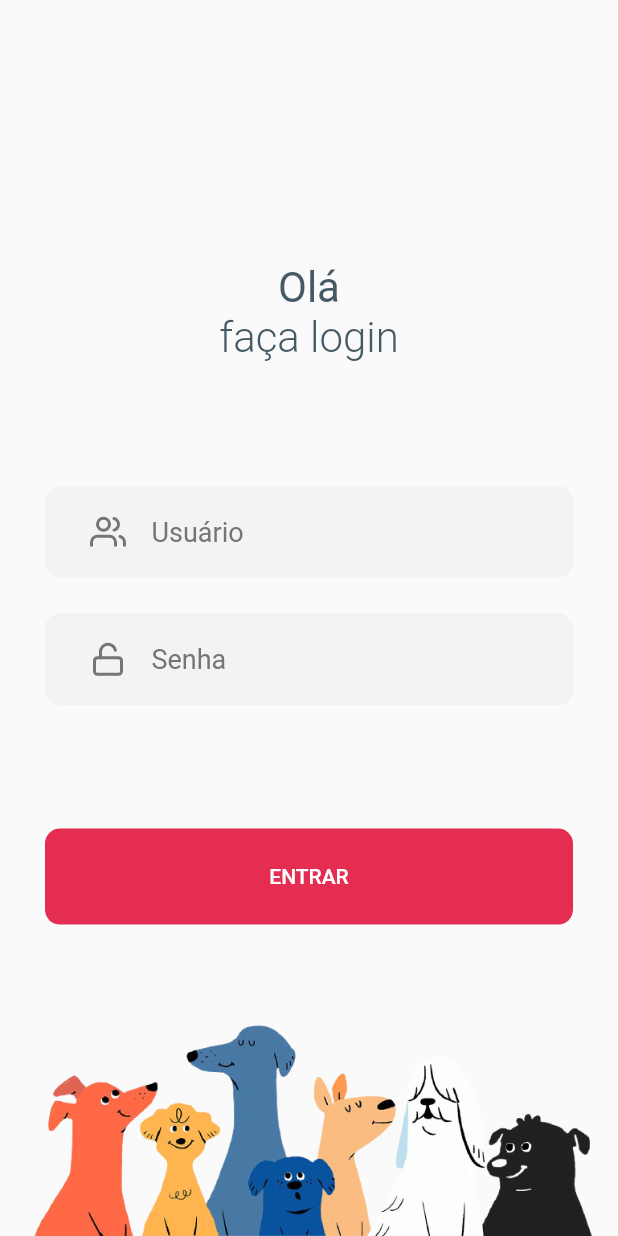
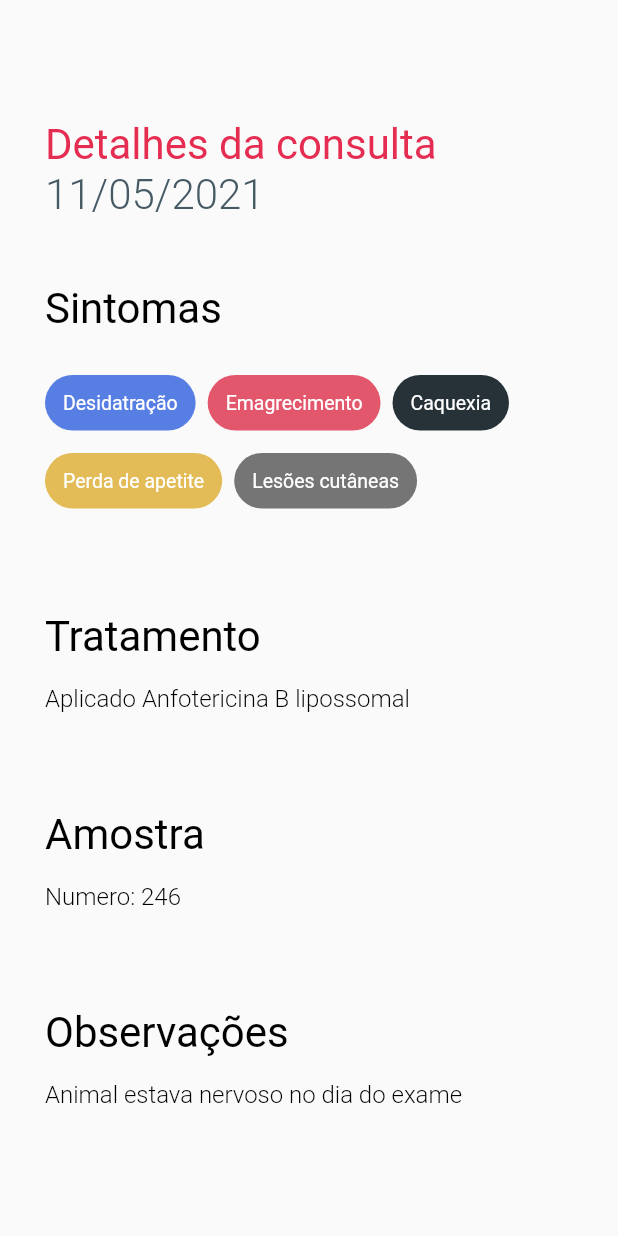
Before and after one commit to pampacare/app.pampacare, a Flutter app: the screen it shows after launch, on a phone screen of 412 x 824 dp. Run offline on Flutter 3.47's test engine with Material 2 defaults, Android fonts, the light colour scheme and no system bars; our stand-ins replace flutter_svg, get_it.

Commit message:
feat: details page

```diff
--- /dev/null
+++ b/lib/app/pages/appointment/appointment_details_page.dart
@@ -0,0 +1,95 @@
+import 'package:flutter/material.dart';
+import 'package:pampacare/app/pages/appointment/components/symptoms_component.dart';
+import 'package:pampacare/app/pages/components/title_subtitle_component.dart';
+import 'package:pampacare/app/shared/enum/symptoms_enum.dart';
+import 'package:pampacare/app/shared/theme/app_colors.dart';
+
+class AppointmentDetailsPage extends StatefulWidget {
+  const AppointmentDetailsPage({Key? key}) : super(key: key);
+
+  @override
+  _AppointmentDetailsPageState createState() => _AppointmentDetailsPageState();
+}
+
+class _AppointmentDetailsPageState extends State<AppointmentDetailsPage> {
+  @override
+  Widget build(BuildContext context) {
+    return Scaffold(
+      body: SingleChildScrollView(
+        padding: EdgeInsets.only(
+          top: 80,
+          left: 30,
+          right: 30,
+        ),
+        child: Column(
+          children: [
+            TitleSubtitleComponent(
+                title: "Detalhes da consulta", subtitle: '11/05/2021'),
+            SizedBox(
+              height: 43,
+            ),
+            Text("Sintomas",
+                style: TextStyle(color: AppColors.black, fontSize: 28)),
+            SizedBox(
+              height: 28,
+            ),
+            Wrap(
+              spacing: 8,
+              runSpacing: 15,
+              children: [
+                SymptomsComponent(symptom: SymptomsEnum.Desidatracao),
+                SymptomsComponent(symptom: SymptomsEnum.Emagrecimento),
+                SymptomsComponent(symptom: SymptomsEnum.Caquexia),
+                SymptomsComponent(symptom: SymptomsEnum.PerdaDeApetite),
+                SymptomsComponent(symptom: SymptomsEnum.LesoesCutaneas),
+              ],
+            ),
+            SizedBox(
+              height: 69,
+            ),
+            Text("Tratamento",
+                style: TextStyle(color: AppColors.black, fontSize: 28)),
+            SizedBox(
+              height: 15,
+            ),
+            Text("Aplicado Anfotericina B lipossomal",
+                style: TextStyle(
+                    color: AppColors.black,
+                    fontWeight: FontWeight.w300,
+                    fontSize: 16)),
+            SizedBox(
+              height: 65,
+            ),
+            Text("Amostra",
+                style: TextStyle(color: AppColors.black, fontSize: 28)),
+            SizedBox(
+              height: 15,
+            ),
+            Text("Numero: 246",
+                style: TextStyle(
+                    color: AppColors.black,
+                    fontWeight: FontWeight.w300,
+                    fontSize: 16)),
+            SizedBox(
+              height: 65,
+            ),
+            Text("Observações",
+                style: TextStyle(color: AppColors.black, fontSize: 28)),
+            SizedBox(
+              height: 15,
+            ),
+            Text("Animal estava nervoso no dia do exame",
+                style: TextStyle(
+                    color: AppColors.black,
+                    fontWeight: FontWeight.w300,
+                    fontSize: 16)),
+            SizedBox(
+              height: 65,
+            ),
+          ],
+          crossAxisAlignment: CrossAxisAlignment.start,
+        ),
+      ),
+    );
+  }
+}
--- /dev/null
+++ b/lib/app/pages/appointment/components/symptoms_component.dart
@@ -0,0 +1,25 @@
+import 'package:flutter/material.dart';
+import 'package:pampacare/app/shared/enum/symptoms_enum.dart';
+
+class SymptomsComponent extends StatelessWidget {
+  final SymptomsEnum symptom;
+  const SymptomsComponent({
+    Key? key,
+    required this.symptom,
+  }) : super(key: key);
+
+  @override
+  Widget build(BuildContext context) {
+    return Container(
+        padding: EdgeInsets.symmetric(horizontal: 12, vertical: 11),
+        decoration: BoxDecoration(
+            borderRadius: BorderRadius.circular(100), color: symptom.color),
+        child: Text(
+          symptom.name,
+          style: TextStyle(
+            color: Colors.white,
+            fontSize: 13,
+          ),
+        ));
+  }
+}
--- /dev/null
+++ b/lib/app/pages/components/title_subtitle_component.dart
@@ -0,0 +1,28 @@
+import 'package:flutter/material.dart';
+
+import 'package:pampacare/app/shared/theme/app_colors.dart';
+
+class TitleSubtitleComponent extends StatelessWidget {
+  final String title;
+  final String subtitle;
+  const TitleSubtitleComponent({
+    Key? key,
+    required this.title,
+    required this.subtitle,
+  }) : super(key: key);
+
+  @override
+  Widget build(BuildContext context) {
+    return Column(
+      crossAxisAlignment: CrossAxisAlignment.start,
+      children: [
+        Text(title, style: TextStyle(color: AppColors.primary, fontSize: 28)),
+        Text(subtitle,
+            style: TextStyle(
+                color: AppColors.text,
+                fontSize: 28,
+                fontWeight: FontWeight.w300)),
+      ],
+    );
+  }
+}
--- a/lib/app/pages/options/options_page.dart
+++ b/lib/app/pages/options/options_page.dart
@@ -1,6 +1,6 @@
 import 'package:flutter/material.dart';
 import 'package:pampacare/app/pages/components/option_button.dart';
-import 'package:pampacare/app/shared/theme/app_colors.dart';
+import 'package:pampacare/app/pages/components/title_subtitle_component.dart';
 import 'package:pampacare/app/shared/theme/app_icons.dart';
 
 class OptionsPage extends StatefulWidget {
@@ -19,18 +19,8 @@ class _OptionsPageState extends State<OptionsPage> {
         child: Column(
           mainAxisAlignment: MainAxisAlignment.spaceEvenly,
           children: [
-            Column(
-              crossAxisAlignment: CrossAxisAlignment.start,
-              children: [
-                Text('Certo, agora',
-                    style: TextStyle(color: AppColors.primary, fontSize: 28)),
-                Text('selecione uma opção.',
-                    style: TextStyle(
-                        color: AppColors.text,
-                        fontSize: 28,
-                        fontWeight: FontWeight.w300)),
-              ],
-            ),
+            TitleSubtitleComponent(
+                title: 'Certo, agora', subtitle: 'selecione uma opção.'),
             Column(
               children: [
                 OptionButton(
--- /dev/null
+++ b/lib/app/shared/enum/symptoms_enum.dart
@@ -0,0 +1,41 @@
+import 'package:flutter/cupertino.dart';
+
+enum SymptomsEnum {
+  Desidatracao,
+  Emagrecimento,
+  Caquexia,
+  PerdaDeApetite,
+  LesoesCutaneas
+}
+
+extension SymptomsExt on SymptomsEnum {
+  String get name {
+    switch (this) {
+      case SymptomsEnum.Desidatracao:
+        return "Desidatração";
+      case SymptomsEnum.Emagrecimento:
+        return "Emagrecimento";
+      case SymptomsEnum.Caquexia:
+        return "Caquexia";
+      case SymptomsEnum.PerdaDeApetite:
+        return "Perda de apetite";
+      case SymptomsEnum.LesoesCutaneas:
+        return "Lesões cutâneas";
+    }
+  }
+
+  Color get color {
+    switch (this) {
+      case SymptomsEnum.Desidatracao:
+        return Color(0xFF577EE3);
+      case SymptomsEnum.Emagrecimento:
+        return Color(0xFFE3576C);
+      case SymptomsEnum.Caquexia:
+        return Color(0xFF263238);
+      case SymptomsEnum.PerdaDeApetite:
+        return Color(0xFFE3BC57);
+      case SymptomsEnum.LesoesCutaneas:
+        return Color(0xFF757575);
+    }
+  }
+}
--- a/lib/main.dart
+++ b/lib/main.dart
@@ -1,11 +1,11 @@
 import 'package:flutter/material.dart';
+import 'package:pampacare/app/pages/appointment/appointment_details_page.dart';
 import 'package:pampacare/app/pages/login/login_page.dart';
 import 'package:pampacare/app/pages/splash/splash_page.dart';
 import 'package:pampacare/app/shared/container/injection.dart';
 import 'package:pampacare/app/shared/theme/app_colors.dart';
 
 import 'app/pages/options/options_page.dart';
-
 
 void main() {
   Injection().setup();
@@ -21,11 +21,12 @@ class MyApp extends StatelessWidget {
         backgroundColor: AppColors.white,
         primaryColor: AppColors.primary,
       ),
-      initialRoute: '/splash',
+      initialRoute: '/appointment',
       routes: {
         '/splash': (context) => SplashPage(),
         '/login': (context) => LoginPage(),
         '/options': (context) => OptionsPage(),
+        '/appointment': (context) => AppointmentDetailsPage(),
       },
     );
   }
```
Also changed, not shown: lib/app/pages/components/option_button.dart (line endings or trailing spaces).
